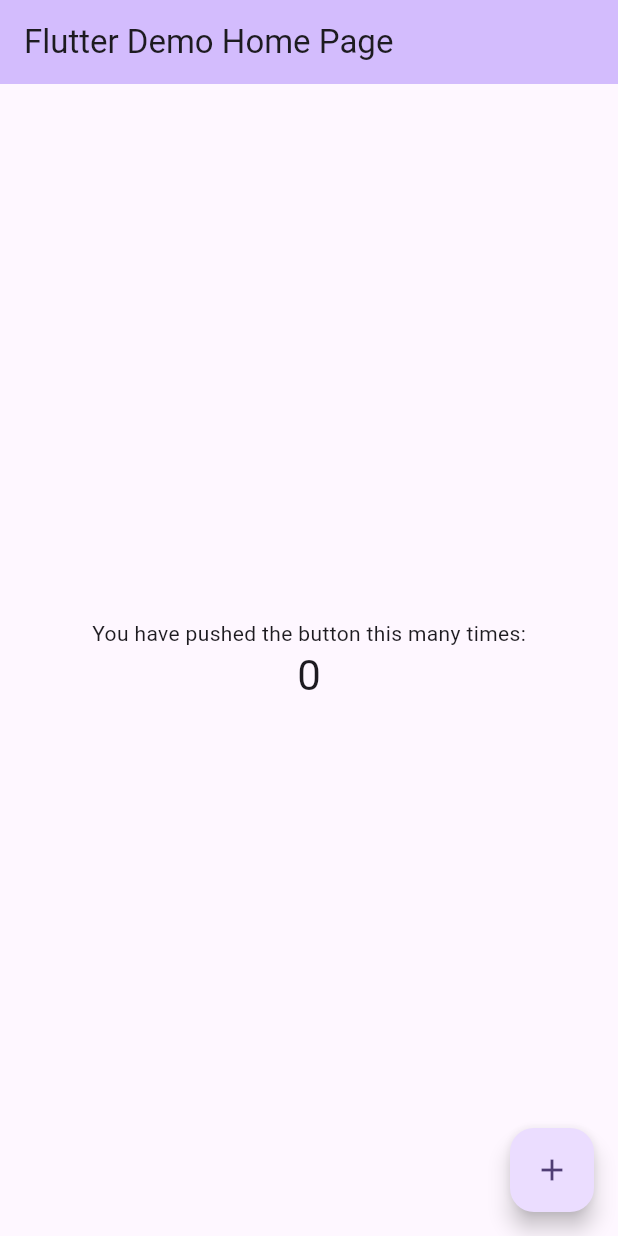
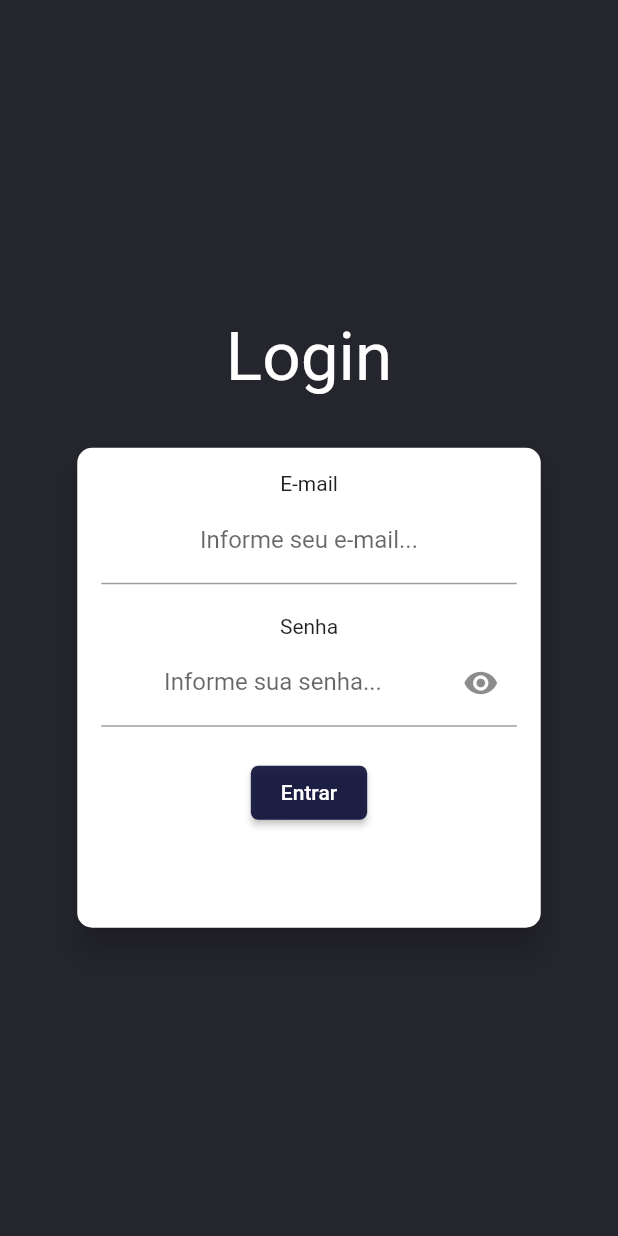
Before and after one commit to Wendel-Fl/games, a Flutter app: the screen it shows after launch, on a phone screen of 412 x 824 dp. Run offline on Flutter 3.47's test engine with Material 2 defaults, Android fonts, the phone set to English and light mode, and no system bars.

Commit message:
:heavy_plus_sign: Login em andamento

```diff
--- /dev/null
+++ b/lib/components/auth_form.dart
@@ -0,0 +1,131 @@
+import 'package:flutter/material.dart';
+import 'package:provider/provider.dart';
+
+import '../model/auth.dart';
+
+class AuthForm extends StatefulWidget {
+  const AuthForm({super.key});
+
+  @override
+  State<AuthForm> createState() => _AuthFormState();
+}
+
+class _AuthFormState extends State<AuthForm> {
+  final _passwordController = TextEditingController();
+  final _formKey = GlobalKey<FormState>();
+  final Map<String, String> _authData = {
+    /*
+  email: 'candidato@tabulero.com.br',
+  senha: '123456'
+  */
+    'email': '',
+    'password': ''
+  };
+
+  bool _isLoading = false;
+  bool _isObscured = false;
+
+  Future<void> _submit() async {
+    final isValid = _formKey.currentState?.validate() ?? false;
+
+    if (!isValid) return;
+
+    setState(() => _isLoading = true);
+
+    _formKey.currentState?.save();
+    Auth auth = Provider.of(context, listen: false);
+
+    await auth.login(_authData['email']!, _authData['password']!);
+    /*try {
+    } catch (error) {
+      print('Erro');
+    }*/
+
+    setState(() => _isLoading = false);
+  }
+
+  @override
+  void initState() {
+    super.initState();
+    _isObscured = true;
+  }
+
+  @override
+  Widget build(BuildContext context) {
+    final deviceSize = MediaQuery.of(context).size;
+
+    return Card(
+      elevation: 8,
+      shape: RoundedRectangleBorder(
+        borderRadius: BorderRadius.circular(10.0),
+      ),
+      color: Colors.white,
+      child: Container(
+        padding: const EdgeInsets.all(16.0),
+        height: 320,
+        width: deviceSize.width * 0.75,
+        child: Form(
+          key: _formKey,
+          child: Column(
+            children: [
+              const Text('E-mail'),
+              TextFormField(
+                decoration: const InputDecoration(
+                  label: Center(child: Text('Informe seu e-mail...')),
+                ),
+                keyboardType: TextInputType.emailAddress,
+                onSaved: (email) => _authData['email'] = email ?? '',
+                validator: (email) {
+                  final newEmail = email ?? '';
+                  if (newEmail.trim().isEmpty || !newEmail.contains('@')) {
+                    return 'Informe um email válido';
+                  }
+                  return null;
+                },
+              ),
+              const SizedBox(height: 20),
+              const Text('Senha'),
+              TextFormField(
+                keyboardType: TextInputType.emailAddress,
+                obscureText: _isObscured,
+                controller: _passwordController,
+                decoration: InputDecoration(
+                  label: const Center(child: Text('Informe sua senha...')),
+                  suffixIcon: IconButton(
+                    onPressed: () {
+                      setState(() {
+                        _isObscured = !_isObscured;
+                      });
+                    },
+                    icon: _isObscured
+                        ? const Icon(Icons.visibility)
+                        : const Icon(Icons.visibility_off),
+                  ),
+                ),
+                onSaved: (password) => _authData['password'] = password ?? '',
+                validator: (password) {
+                  final newPassword = password ?? '';
+                  if (newPassword.isEmpty || newPassword.length < 5) {
+                    return 'Informe uma senha válida';
+                  }
+                  return null;
+                },
+              ),
+              const SizedBox(height: 20),
+              ElevatedButton(
+                onPressed: _submit,
+                style: ElevatedButton.styleFrom(
+                    shape: RoundedRectangleBorder(
+                      borderRadius: BorderRadius.circular(5),
+                    ),
+                    padding: const EdgeInsets.symmetric(horizontal: 20.0)),
+                child: const Text('Entrar'),
+              )
+            ],
+          ),
+        ),
+      ),
+      // key: _formKey,
+    );
+  }
+}
--- a/lib/main.dart
+++ b/lib/main.dart
@@ -1,4 +1,10 @@
 import 'package:flutter/material.dart';
+import 'package:provider/provider.dart';
+
+import 'model/auth.dart';
+import 'page/auth_page.dart';
+import 'page/game_overview_page.dart';
+import 'utils/app_routes.dart';
 
 void main() {
   runApp(const MyApp());
@@ -10,61 +16,24 @@ class MyApp extends StatelessWidget {
   // This widget is the root of your application.
   @override
   Widget build(BuildContext context) {
-    return MaterialApp(
-      title: 'Flutter Demo',
-      theme: ThemeData(
-        colorScheme: ColorScheme.fromSeed(seedColor: Colors.deepPurple),
-        useMaterial3: true,
+    return MultiProvider(
+      providers: [
+        ChangeNotifierProvider(create: (_) => Auth())
+      ],
+      child: MaterialApp(
+        title: 'Flutter Demo',
+        theme: ThemeData(
+          colorScheme: ColorScheme.fromSwatch().copyWith(
+            primary: const Color.fromRGBO(11, 13, 54, 0.9019607843137255),
+            secondary: Colors.deepOrange,
+          ),
+        ),
+        routes: {
+          AppRoutes.auth: (ctx) => const AuthPage(),
+          AppRoutes.gameOverview: (ctx) => const GameOverviewPage(),
+        },
+        debugShowCheckedModeBanner: false,
       ),
-      home: const MyHomePage(title: 'Flutter Demo Home Page'),
     );
   }
 }
-
-class MyHomePage extends StatefulWidget {
-  const MyHomePage({super.key, required this.title});
-
-  final String title;
-
-  @override
-  State<MyHomePage> createState() => _MyHomePageState();
-}
-
-class _MyHomePageState extends State<MyHomePage> {
-  int _counter = 0;
-
-  void _incrementCounter() {
-    setState(() {
-      _counter++;
-    });
-  }
-
-  @override
-  Widget build(BuildContext context) {
-    return Scaffold(
-      appBar: AppBar(
-        backgroundColor: Theme.of(context).colorScheme.inversePrimary,
-        title: Text(widget.title),
-      ),
-      body: Center(
-        child: Column(
-          mainAxisAlignment: MainAxisAlignment.center,
-          children: <Widget>[
-            const Text(
-              'You have pushed the button this many times:',
-            ),
-            Text(
-              '$_counter',
-              style: Theme.of(context).textTheme.headlineMedium,
-            ),
-          ],
-        ),
-      ),
-      floatingActionButton: FloatingActionButton(
-        onPressed: _incrementCounter,
-        tooltip: 'Increment',
-        child: const Icon(Icons.add),
-      ), // This trailing comma makes auto-formatting nicer for build methods.
-    );
-  }
-}
--- /dev/null
+++ b/lib/model/auth.dart
@@ -0,0 +1,45 @@
+import 'dart:convert';
+
+import 'package:flutter/material.dart';
+import 'package:http/http.dart' as http;
+
+import '../utils/constants.dart';
+
+class Auth with ChangeNotifier {
+  String? _token;
+  String? _email;
+  String? _userId;
+  DateTime? _expiresIn;
+
+  bool get isAuth {
+    final isValid = _expiresIn?.isAfter(DateTime.now()) ?? false;
+    return _token != null && isValid;
+  }
+
+  String? get token {
+    return isAuth ? _token : null;
+  }
+
+  String? get email {
+    return isAuth ? _email : null;
+  }
+
+  String? get userId {
+    return isAuth ? _userId : null;
+  }
+
+  Future<void> login(String email, String password) async {
+    final response = await http.post(
+      Uri.parse('${Constants.url}/login'),
+      body: jsonEncode(
+        {
+          'email': email,
+          'password': password,
+          'returnSecureToken': true,
+        },
+      ),
+    );
+    final body = jsonDecode(response.body);
+    print(body);
+  }
+}
--- /dev/null
+++ b/lib/model/user.dart
@@ -0,0 +1,9 @@
+class User {
+  final String email;
+  final String senha;
+
+  User({
+    required this.email,
+    required this.senha,
+  });
+}
--- /dev/null
+++ b/lib/page/auth_page.dart
@@ -0,0 +1,65 @@
+import 'package:flutter/material.dart';
+
+import '../components/auth_form.dart';
+
+class AuthPage extends StatefulWidget {
+  const AuthPage({super.key});
+
+  @override
+  State<AuthPage> createState() => _AuthPageState();
+}
+
+class _AuthPageState extends State<AuthPage> {
+  @override
+  Widget build(BuildContext context) {
+    return Scaffold(
+      body: Stack(
+        children: [
+          Container(
+            decoration: const BoxDecoration(
+              color: Color.fromRGBO(1, 1, 10, 0.8549019607843137),
+              /*gradient: LinearGradient(
+                colors: [
+                  Color.fromRGBO(0, 2, 12, 0.84),
+                  Color.fromRGBO(6, 9, 38, 0.79),
+                ],
+              ),*/
+            ),
+          ),
+          SizedBox(
+            width: double.infinity,
+            child: Column(
+              mainAxisAlignment: MainAxisAlignment.center,
+              crossAxisAlignment: CrossAxisAlignment.center,
+              children: [
+                Container(
+                  padding: const EdgeInsets.symmetric(
+                    vertical: 10.0,
+                    horizontal: 20.0,
+                  ),
+                  margin: const EdgeInsets.only(bottom: 20.0),
+                  /*decoration: BoxDecoration(
+                    borderRadius: BorderRadius.circular(20),
+                    color: const Color.fromRGBO(14, 15, 21, 0.1),
+                  ),*/
+                  child: Text(
+                    'Login',
+                    textAlign: TextAlign.center,
+                    style: TextStyle(
+                      fontSize: 45,
+                      color: Theme.of(context)
+                          .primaryTextTheme
+                          .headlineSmall
+                          ?.color,
+                    ),
+                  ),
+                ),
+                const AuthForm(),
+              ],
+            ),
+          )
+        ],
+      ),
+    );
+  }
+}
--- /dev/null
+++ b/lib/utils/app_routes.dart
@@ -0,0 +1,4 @@
+class AppRoutes {
+  static const auth = '/';
+  static const gameOverview = '/game-overview';
+}
--- /dev/null
+++ b/lib/utils/constants.dart
@@ -0,0 +1,3 @@
+class Constants {
+  static const url = 'http://206.189.206.44:8080';
+}
```
Also changed, not shown: lib/controller/game_controller.dart (added, +16 -0 lines), lib/model/game.dart (added, +21 -0 lines), lib/page/game_overview_page.dart (added, +12 -0 lines).
